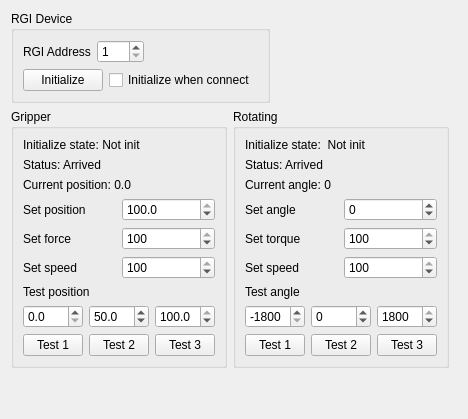
The window that E05-PnP/dh-robotic/dhrgiwidget.ui (vie-dgb/E05-Pick-and-Place) describes before a commit, drawn with Qt 5.
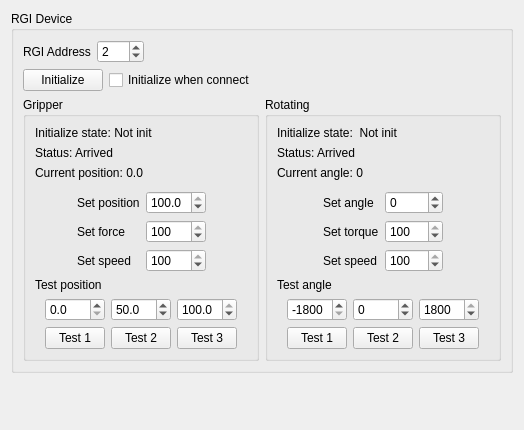
The same window after the commit.

What changed in the file:
```diff
--- a/E05-PnP/dh-robotic/dhrgiwidget.ui
+++ b/E05-PnP/dh-robotic/dhrgiwidget.ui
@@ -6,8 +6,8 @@
    <rect>
     <x>0</x>
     <y>0</y>
-    <width>468</width>
-    <height>419</height>
+    <width>524</width>
+    <height>430</height>
    </rect>
   </property>
   <property name="windowTitle">
@@ -18,6 +18,12 @@
     <layout class="QHBoxLayout" name="horizontalLayout">
      <item>
       <widget class="QGroupBox" name="groupBox_rgi_setting">
+       <property name="maximumSize">
+        <size>
+         <width>600</width>
+         <height>16777215</height>
+        </size>
+       </property>
        <property name="title">
         <string>RGI Device</string>
        </property>
@@ -43,7 +49,7 @@
              <number>247</number>
             </property>
             <property name="value">
-             <number>1</number>
+             <number>2</number>
             </property>
            </widget>
           </item>
@@ -93,27 +99,6 @@
           </item>
          </layout>
         </item>
-       </layout>
-      </widget>
-     </item>
-     <item>
-      <spacer name="horizontalSpacer_4">
-       <property name="orientation">
-        <enum>Qt::Horizontal</enum>
-       </property>
-       <property name="sizeType">
-        <enum>QSizePolicy::MinimumExpanding</enum>
-       </property>
-       <property name="sizeHint" stdset="0">
-        <size>
-         <width>40</width>
-         <height>20</height>
-        </size>
-       </property>
-      </spacer>
-     </item>
-    </layout>
-   </item>
    <item>
     <layout class="QHBoxLayout" name="horizontalLayout_rgi_control">
      <item>
@@ -149,8 +134,44 @@
           </property>
          </widget>
         </item>
+             <item>
+              <spacer name="verticalSpacer_2">
+               <property name="orientation">
+                <enum>Qt::Vertical</enum>
+               </property>
+               <property name="sizeType">
+                <enum>QSizePolicy::Fixed</enum>
+               </property>
+               <property name="sizeHint" stdset="0">
+                <size>
+                 <width>20</width>
+                 <height>5</height>
+                </size>
+               </property>
+              </spacer>
+             </item>
         <item>
          <layout class="QGridLayout" name="gridLayout_gripper_set">
+               <item row="1" column="0">
+                <spacer name="horizontalSpacer_5">
+                 <property name="orientation">
+                  <enum>Qt::Horizontal</enum>
+                 </property>
+                 <property name="sizeHint" stdset="0">
+                  <size>
+                   <width>40</width>
+                   <height>20</height>
+                  </size>
+                 </property>
+                </spacer>
+               </item>
+               <item row="0" column="1">
+                <widget class="QLabel" name="label_gripper_set_position">
+                 <property name="text">
+                  <string>Set position</string>
+                 </property>
+                </widget>
+               </item>
           <item row="2" column="3">
            <widget class="QSpinBox" name="spinBox_gripper_speed">
             <property name="minimum">
@@ -164,22 +185,10 @@
             </property>
            </widget>
           </item>
-          <item row="0" column="3">
-           <widget class="QDoubleSpinBox" name="doubleSpinBox_gipper_position">
-            <property name="minimumSize">
-             <size>
-              <width>60</width>
-              <height>0</height>
-             </size>
-            </property>
-            <property name="decimals">
-             <number>1</number>
-            </property>
-            <property name="maximum">
-             <double>100.000000000000000</double>
-            </property>
-            <property name="value">
-             <double>100.000000000000000</double>
+               <item row="2" column="1">
+                <widget class="QLabel" name="label_gripper_set_speed">
+                 <property name="text">
+                  <string>Set speed</string>
             </property>
            </widget>
           </item>
@@ -190,6 +199,25 @@
             </property>
            </widget>
           </item>
+               <item row="0" column="3">
+                <widget class="QDoubleSpinBox" name="doubleSpinBox_gipper_position">
+                 <property name="minimumSize">
+                  <size>
+                   <width>60</width>
+                   <height>0</height>
+                  </size>
+                 </property>
+                 <property name="decimals">
+                  <number>1</number>
+                 </property>
+                 <property name="maximum">
+                  <double>100.000000000000000</double>
+                 </property>
+                 <property name="value">
+                  <double>100.000000000000000</double>
+                 </property>
+                </widget>
+               </item>
           <item row="1" column="3">
            <widget class="QSpinBox" name="spinBox_gripper_force">
             <property name="minimum">
@@ -203,19 +231,18 @@
             </property>
            </widget>
           </item>
-          <item row="0" column="1">
-           <widget class="QLabel" name="label_gripper_set_position">
-            <property name="text">
-             <string>Set position</string>
-            </property>
-           </widget>
-          </item>
-          <item row="2" column="1">
-           <widget class="QLabel" name="label_gripper_set_speed">
-            <property name="text">
-             <string>Set speed</string>
-            </property>
-           </widget>
+               <item row="1" column="4">
+                <spacer name="horizontalSpacer_6">
+                 <property name="orientation">
+                  <enum>Qt::Horizontal</enum>
+                 </property>
+                 <property name="sizeHint" stdset="0">
+                  <size>
+                   <width>40</width>
+                   <height>20</height>
+                  </size>
+                 </property>
+                </spacer>
           </item>
          </layout>
         </item>
@@ -228,33 +255,7 @@
         </item>
         <item>
          <layout class="QGridLayout" name="gridLayout_gripper_test">
-          <item row="1" column="0">
-           <widget class="QPushButton" name="btn_gripper_test_1">
-            <property name="maximumSize">
-             <size>
-              <width>60</width>
-              <height>16777215</height>
-             </size>
-            </property>
-            <property name="text">
-             <string>Test 1</string>
-            </property>
-           </widget>
-          </item>
-          <item row="0" column="0">
-           <widget class="QDoubleSpinBox" name="doubleSpinBox_gipper_test_1">
-            <property name="decimals">
-             <number>1</number>
-            </property>
-            <property name="maximum">
-             <double>100.000000000000000</double>
-            </property>
-            <property name="value">
-             <double>0.000000000000000</double>
-            </property>
-           </widget>
-          </item>
-          <item row="0" column="1">
+               <item row="0" column="2">
            <widget class="QDoubleSpinBox" name="doubleSpinBox_gipper_test_2">
             <property name="decimals">
              <number>1</number>
@@ -268,6 +269,19 @@
            </widget>
           </item>
           <item row="1" column="1">
+                <widget class="QPushButton" name="btn_gripper_test_1">
+                 <property name="maximumSize">
+                  <size>
+                   <width>60</width>
+                   <height>16777215</height>
+                  </size>
+                 </property>
+                 <property name="text">
+                  <string>Test 1</string>
+                 </property>
+                </widget>
+               </item>
+               <item row="1" column="2">
            <widget class="QPushButton" name="btn_gripper_test_2">
             <property name="maximumSize">
              <size>
@@ -280,7 +294,7 @@
             </property>
            </widget>
           </item>
-          <item row="1" column="2">
+               <item row="1" column="3">
            <widget class="QPushButton" name="btn_gripper_test_3">
             <property name="maximumSize">
              <size>
@@ -293,7 +307,7 @@
             </property>
            </widget>
           </item>
-          <item row="0" column="2">
+               <item row="0" column="3">
            <widget class="QDoubleSpinBox" name="doubleSpinBox_gipper_test_3">
             <property name="decimals">
              <number>1</number>
@@ -306,6 +320,45 @@
             </property>
            </widget>
           </item>
+               <item row="0" column="1">
+                <widget class="QDoubleSpinBox" name="doubleSpinBox_gipper_test_1">
+                 <property name="decimals">
+                  <number>1</number>
+                 </property>
+                 <property name="maximum">
+                  <double>100.000000000000000</double>
+                 </property>
+                 <property name="value">
+                  <double>0.000000000000000</double>
+                 </property>
+                </widget>
+               </item>
+               <item row="0" column="0">
+                <spacer name="horizontalSpacer_9">
+                 <property name="orientation">
+                  <enum>Qt::Horizontal</enum>
+                 </property>
+                 <property name="sizeHint" stdset="0">
+                  <size>
+                   <width>40</width>
+                   <height>20</height>
+                  </size>
+                 </property>
+                </spacer>
+               </item>
+               <item row="0" column="4">
+                <spacer name="horizontalSpacer_10">
+                 <property name="orientation">
+                  <enum>Qt::Horizontal</enum>
+                 </property>
+                 <property name="sizeHint" stdset="0">
+                  <size>
+                   <width>40</width>
+                   <height>20</height>
+                  </size>
+                 </property>
+                </spacer>
+               </item>
          </layout>
         </item>
        </layout>
@@ -344,12 +397,35 @@
           </property>
          </widget>
         </item>
+             <item>
+              <spacer name="verticalSpacer_3">
+               <property name="orientation">
+                <enum>Qt::Vertical</enum>
+               </property>
+               <property name="sizeType">
+                <enum>QSizePolicy::Fixed</enum>
+               </property>
+               <property name="sizeHint" stdset="0">
+                <size>
+                 <width>20</width>
+                 <height>5</height>
+                </size>
+               </property>
+              </spacer>
+             </item>
         <item>
          <layout class="QGridLayout" name="gridLayout_rotation_set">
-          <item row="2" column="1">
-           <widget class="QSpinBox" name="spinBox_rotation_speed">
+               <item row="0" column="1">
+                <widget class="QLabel" name="label_rotation_set_angle">
+                 <property name="text">
+                  <string>Set angle</string>
+                 </property>
+                </widget>
+               </item>
+               <item row="1" column="2">
+                <widget class="QSpinBox" name="spinBox_rotation_torque">
             <property name="minimum">
-             <number>1</number>
+                  <number>20</number>
             </property>
             <property name="maximum">
              <number>100</number>
@@ -360,33 +436,33 @@
            </widget>
           </item>
           <item row="1" column="0">
+                <spacer name="horizontalSpacer_7">
+                 <property name="orientation">
+                  <enum>Qt::Horizontal</enum>
+                 </property>
+                 <property name="sizeHint" stdset="0">
+                  <size>
+                   <width>40</width>
+                   <height>20</height>
+                  </size>
+                 </property>
+                </spacer>
+               </item>
+               <item row="1" column="1">
            <widget class="QLabel" name="label_rotation_set_torque">
             <property name="text">
              <string>Set torque</string>
             </property>
            </widget>
           </item>
-          <item row="2" column="0">
+               <item row="2" column="1">
            <widget class="QLabel" name="label_rotation_set_speed">
             <property name="text">
              <string>Set speed</string>
             </property>
            </widget>
           </item>
-          <item row="1" column="1">
-           <widget class="QSpinBox" name="spinBox_rotation_torque">
-            <property name="minimum">
-             <number>20</number>
-            </property>
-            <property name="maximum">
-             <number>100</number>
-            </property>
-            <property name="value">
-             <number>100</number>
-            </property>
-           </widget>
-          </item>
-          <item row="0" column="1">
+               <item row="0" column="2">
            <widget class="QSpinBox" name="spinBox_rotation_angle">
             <property name="minimum">
              <number>-1800</number>
@@ -399,13 +475,32 @@
             </property>
            </widget>
           </item>
-          <item row="0" column="0">
-           <widget class="QLabel" name="label_rotation_set_angle">
-            <property name="text">
-             <string>Set angle</string>
+               <item row="2" column="2">
+                <widget class="QSpinBox" name="spinBox_rotation_speed">
+                 <property name="minimum">
+                  <number>1</number>
+                 </property>
+                 <property name="maximum">
+                  <number>100</number>
+                 </property>
+                 <property name="value">
+                  <number>100</number>
             </property>
            </widget>
           </item>
+               <item row="1" column="3">
+                <spacer name="horizontalSpacer_8">
+                 <property name="orientation">
+                  <enum>Qt::Horizontal</enum>
+                 </property>
+                 <property name="sizeHint" stdset="0">
+                  <size>
+                   <width>20</width>
+                   <height>20</height>
+                  </size>
+                 </property>
+                </spacer>
+               </item>
          </layout>
         </item>
         <item>
@@ -417,46 +512,7 @@
         </item>
         <item>
          <layout class="QGridLayout" name="gridLayout_rotation_test">
-          <item row="1" column="2">
-           <widget class="QPushButton" name="btn_rotation_test_3">
-            <property name="maximumSize">
-             <size>
-              <width>60</width>
-              <height>16777215</height>
-             </size>
-            </property>
-            <property name="text">
-             <string>Test 3</string>
-            </property>
-           </widget>
-          </item>
-          <item row="1" column="0">
-           <widget class="QPushButton" name="btn_rotation_test_1">
-            <property name="maximumSize">
-             <size>
-              <width>60</width>
-              <height>16777215</height>
-             </size>
-            </property>
-            <property name="text">
-             <string>Test 1</string>
-            </property>
-           </widget>
-          </item>
-          <item row="1" column="1">
-           <widget class="QPushButton" name="btn_rotation_test_2">
-            <property name="maximumSize">
-             <size>
-              <width>60</width>
-              <height>16777215</height>
-             </size>
-            </property>
-            <property name="text">
-             <string>Test 2</string>
-            </property>
-           </widget>
-          </item>
-          <item row="0" column="0">
+               <item row="0" column="1">
            <widget class="QSpinBox" name="spinBox_rotation_test_1">
             <property name="minimum">
              <number>-1800</number>
@@ -469,20 +525,20 @@
             </property>
            </widget>
           </item>
-          <item row="0" column="1">
-           <widget class="QSpinBox" name="spinBox_rotation_test_2">
-            <property name="minimum">
-             <number>-1800</number>
-            </property>
-            <property name="maximum">
-             <number>1800</number>
-            </property>
-            <property name="value">
-             <number>0</number>
+               <item row="1" column="1">
+                <widget class="QPushButton" name="btn_rotation_test_1">
+                 <property name="maximumSize">
+                  <size>
+                   <width>60</width>
+                   <height>16777215</height>
+                  </size>
+                 </property>
+                 <property name="text">
+                  <string>Test 1</string>
             </property>
            </widget>
           </item>
-          <item row="0" column="2">
+               <item row="0" column="3">
            <widget class="QSpinBox" name="spinBox_rotation_test_3">
             <property name="minimum">
              <number>-1800</number>
@@ -495,6 +551,71 @@
             </property>
            </widget>
           </item>
+               <item row="0" column="2">
+                <widget class="QSpinBox" name="spinBox_rotation_test_2">
+                 <property name="minimum">
+                  <number>-1800</number>
+                 </property>
+                 <property name="maximum">
+                  <number>1800</number>
+                 </property>
+                 <property name="value">
+                  <number>0</number>
+                 </property>
+                </widget>
+               </item>
+               <item row="1" column="2">
+                <widget class="QPushButton" name="btn_rotation_test_2">
+                 <property name="maximumSize">
+                  <size>
+                   <width>60</width>
+                   <height>16777215</height>
+                  </size>
+                 </property>
+                 <property name="text">
+                  <string>Test 2</string>
+                 </property>
+                </widget>
+               </item>
+               <item row="0" column="0">
+                <spacer name="horizontalSpacer_11">
+                 <property name="orientation">
+                  <enum>Qt::Horizontal</enum>
+                 </property>
+                 <property name="sizeHint" stdset="0">
+                  <size>
+                   <width>40</width>
+                   <height>20</height>
+                  </size>
+                 </property>
+                </spacer>
+               </item>
+               <item row="1" column="3">
+                <widget class="QPushButton" name="btn_rotation_test_3">
+                 <property name="maximumSize">
+                  <size>
+                   <width>60</width>
+                   <height>16777215</height>
+                  </size>
+                 </property>
+                 <property name="text">
+                  <string>Test 3</string>
+                 </property>
+                </widget>
+               </item>
+               <item row="0" column="4">
+                <spacer name="horizontalSpacer_12">
+                 <property name="orientation">
+                  <enum>Qt::Horizontal</enum>
+                 </property>
+                 <property name="sizeHint" stdset="0">
+                  <size>
+                   <width>40</width>
+                   <height>20</height>
+                  </size>
+                 </property>
+                </spacer>
+               </item>
          </layout>
         </item>
        </layout>
@@ -507,7 +628,25 @@
        </property>
        <property name="sizeHint" stdset="0">
         <size>
-         <width>40</width>
+              <width>2</width>
+              <height>20</height>
+             </size>
+            </property>
+           </spacer>
+          </item>
+         </layout>
+        </item>
+       </layout>
+      </widget>
+     </item>
+     <item>
+      <spacer name="horizontalSpacer_4">
+       <property name="orientation">
+        <enum>Qt::Horizontal</enum>
+       </property>
+       <property name="sizeHint" stdset="0">
+        <size>
+         <width>5</width>
          <height>20</height>
         </size>
        </property>
@@ -523,7 +662,7 @@
      <property name="sizeHint" stdset="0">
       <size>
        <width>20</width>
-       <height>40</height>
+       <height>2</height>
       </size>
      </property>
     </spacer>
```
Lines whose indentation alone changed are shown as unchanged.
